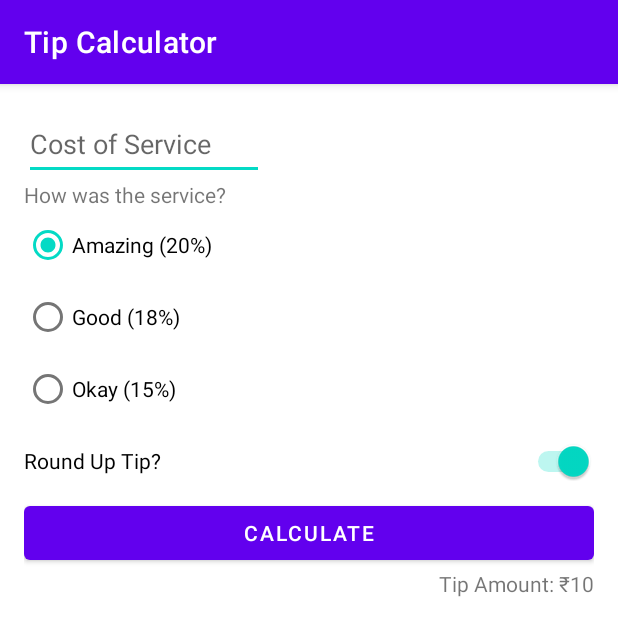
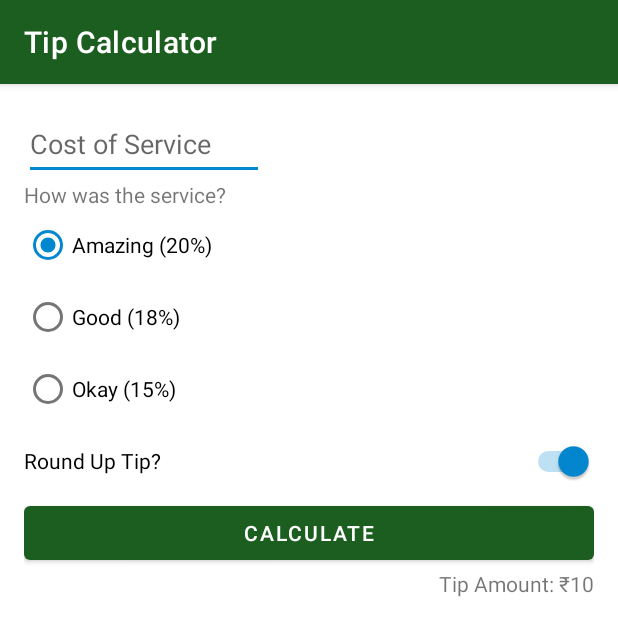
Before and after one commit to Arka2001/tip-calculator-kotlin, an Android app: the screen it shows after launch (MainActivity), on a phone screen of 412 x 824 dp. Shown: the top 636 px of the screen. Run offline under Robolectric (Android 15) with nearby library versions, the phone set to English and light mode, and no system bars.

Commit message:
Updated Color themes for the App

```diff
--- a/app/src/main/java/com/example/tipcalculator/MainActivity.kt
+++ b/app/src/main/java/com/example/tipcalculator/MainActivity.kt
@@ -2,6 +2,7 @@ package com.example.tipcalculator
 
 import androidx.appcompat.app.AppCompatActivity
 import android.os.Bundle
+import androidx.appcompat.app.AppCompatDelegate
 import com.example.tipcalculator.databinding.ActivityMainBinding
 import java.text.NumberFormat
 import kotlin.math.round
@@ -12,6 +13,7 @@ class MainActivity : AppCompatActivity() {
 
     override fun onCreate(savedInstanceState: Bundle?) {
         super.onCreate(savedInstanceState)
+        //AppCompatDelegate.setDefaultNightMode(AppCompatDelegate.MODE_NIGHT_NO)
         binding = ActivityMainBinding.inflate(layoutInflater)
         setContentView(binding.root)
 
--- a/app/src/main/res/layout/activity_main.xml
+++ b/app/src/main/res/layout/activity_main.xml
@@ -15,7 +15,8 @@
         android:inputType="numberDecimal"
         android:minHeight="48dp"
         app:layout_constraintStart_toStartOf="parent"
-        app:layout_constraintTop_toTopOf="parent" />
+        app:layout_constraintTop_toTopOf="parent"
+        android:autofillHints="false" />
 
     <TextView
         android:id="@+id/service_question"
--- a/app/src/main/res/values-night/themes.xml
+++ b/app/src/main/res/values-night/themes.xml
@@ -2,12 +2,12 @@
     <!-- Base application theme. -->
     <style name="Theme.TipCalculator" parent="Theme.MaterialComponents.DayNight.DarkActionBar">
         <!-- Primary brand color. -->
-        <item name="colorPrimary">@color/purple_200</item>
-        <item name="colorPrimaryVariant">@color/purple_700</item>
+        <item name="colorPrimary">@color/green_light</item>
+        <item name="colorPrimaryVariant">@color/green</item>
         <item name="colorOnPrimary">@color/black</item>
         <!-- Secondary brand color. -->
-        <item name="colorSecondary">@color/teal_200</item>
-        <item name="colorSecondaryVariant">@color/teal_200</item>
+        <item name="colorSecondary">@color/blue_light</item>
+        <item name="colorSecondaryVariant">@color/blue</item>
         <item name="colorOnSecondary">@color/black</item>
         <!-- Status bar color. -->
         <item name="android:statusBarColor" tools:targetApi="l">?attr/colorPrimaryVariant</item>
--- a/app/src/main/res/values/colors.xml
+++ b/app/src/main/res/values/colors.xml
@@ -7,4 +7,11 @@
     <color name="teal_700">#FF018786</color>
     <color name="black">#FF000000</color>
     <color name="white">#FFFFFFFF</color>
+
+    <color name="green">#FF1b5e20</color>
+    <color name="green_light">#FF4c8c4a</color>
+    <color name="green_dark">#FF003300</color>
+    <color name="blue">#FF0288d1</color>
+    <color name="blue_light">#FF5eb8ff</color>3
+    <color name="blue_dark">#FF005b9f</color>
 </resources>
--- a/app/src/main/res/values/themes.xml
+++ b/app/src/main/res/values/themes.xml
@@ -2,12 +2,12 @@
     <!-- Base application theme. -->
     <style name="Theme.TipCalculator" parent="Theme.MaterialComponents.DayNight.DarkActionBar">
         <!-- Primary brand color. -->
-        <item name="colorPrimary">@color/purple_500</item>
-        <item name="colorPrimaryVariant">@color/purple_700</item>
+        <item name="colorPrimary">@color/green</item>
+        <item name="colorPrimaryVariant">@color/green_dark</item>
         <item name="colorOnPrimary">@color/white</item>
         <!-- Secondary brand color. -->
-        <item name="colorSecondary">@color/teal_200</item>
-        <item name="colorSecondaryVariant">@color/teal_700</item>
+        <item name="colorSecondary">@color/blue</item>
+        <item name="colorSecondaryVariant">@color/blue_dark</item>
         <item name="colorOnSecondary">@color/black</item>
         <!-- Status bar color. -->
         <item name="android:statusBarColor" tools:targetApi="l">?attr/colorPrimaryVariant</item>
```
